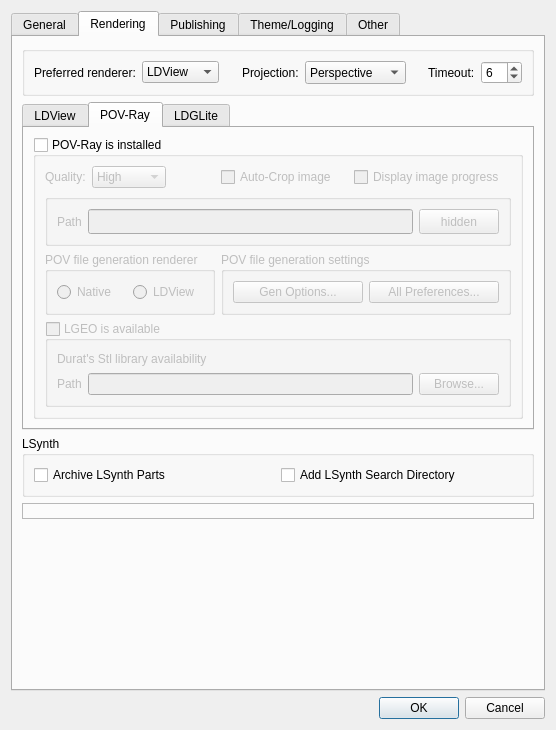
First picture: the form in mainApp/preferences.ui, repository trevorsandy/lpub3d-ci, before the edit.
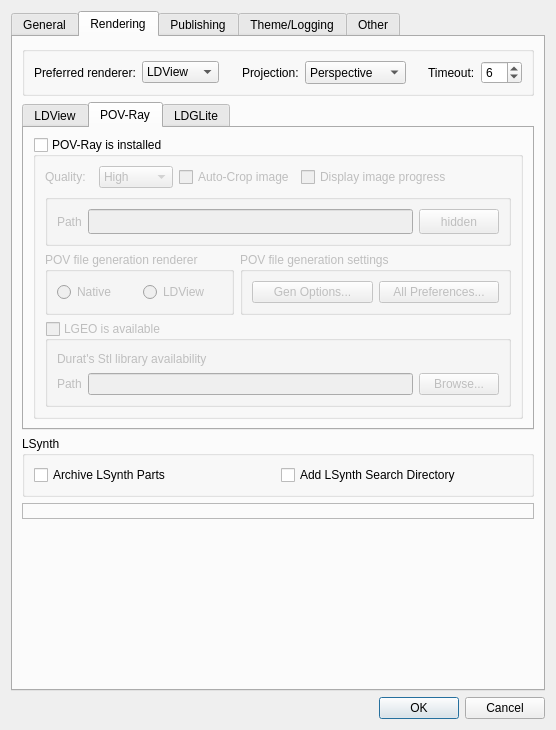
Second picture: the form after the edit. The open tabs and pages were chosen to show the change. Icons and pictures are not drawn.

Commit message: Update POV-ray renderer calls

Diff of the .ui file:
```diff
--- a/mainApp/preferences.ui
+++ b/mainApp/preferences.ui
@@ -39,7 +39,7 @@
       </size>
      </property>
      <property name="currentIndex">
-      <number>0</number>
+      <number>1</number>
      </property>
      <widget class="QWidget" name="tabGeneral">
       <attribute name="title">
@@ -511,7 +511,7 @@
               <property name="checked">
                <bool>false</bool>
               </property>
-              <widget class="QWidget" name="">
+              <widget class="QWidget" name="layoutWidget">
                <property name="geometry">
                 <rect>
                  <x>10</x>
@@ -942,7 +942,7 @@
         </widget>
        </item>
        <item>
-        <widget class="QTabWidget" name="tabWidget">
+        <widget class="QTabWidget" name="tabRenderers">
          <property name="currentIndex">
           <number>0</number>
          </property>
@@ -1150,58 +1150,40 @@
               <bool>false</bool>
              </property>
              <layout class="QGridLayout" name="gridLayout_11">
-              <item row="2" column="3" colspan="4">
-               <widget class="QGroupBox" name="ldvPOVSettingsBox">
-                <property name="sizePolicy">
-                 <sizepolicy hsizetype="MinimumExpanding" vsizetype="Minimum">
-                  <horstretch>0</horstretch>
-                  <verstretch>0</verstretch>
-                 </sizepolicy>
+              <item row="0" column="1">
+               <widget class="QComboBox" name="povrayRenderQualityCombo">
+                <property name="toolTip">
+                 <string>Select render quality settings</string>
                 </property>
-                <property name="minimumSize">
+                <item>
+                 <property name="text">
+                  <string>High</string>
+                 </property>
+                </item>
+                <item>
+                 <property name="text">
+                  <string>Medium</string>
+                 </property>
+                </item>
+                <item>
+                 <property name="text">
+                  <string>Low</string>
+                 </property>
+                </item>
+               </widget>
+              </item>
+              <item row="0" column="5">
+               <spacer name="horizontalSpacer_22">
+                <property name="orientation">
+                 <enum>Qt::Horizontal</enum>
+                </property>
+                <property name="sizeHint" stdset="0">
                  <size>
-                  <width>0</width>
-                  <height>56</height>
+                  <width>40</width>
+                  <height>20</height>
                  </size>
                 </property>
-                <property name="title">
-                 <string>POV file generation settings</string>
-                </property>
-                <layout class="QHBoxLayout" name="horizontalLayout_4">
-                 <item>
-                  <widget class="QPushButton" name="ldvPoVFileGenOptBtn">
-                   <property name="sizePolicy">
-                    <sizepolicy hsizetype="Minimum" vsizetype="Minimum">
-                     <horstretch>0</horstretch>
-                     <verstretch>0</verstretch>
-                    </sizepolicy>
-                   </property>
-                   <property name="toolTip">
-                    <string>Open Native POV options dialogue</string>
-                   </property>
-                   <property name="text">
-                    <string>Gen Options...</string>
-                   </property>
-                  </widget>
-                 </item>
-                 <item>
-                  <widget class="QPushButton" name="ldvPoVFileGenPrefBtn">
-                   <property name="sizePolicy">
-                    <sizepolicy hsizetype="Minimum" vsizetype="Minimum">
-                     <horstretch>0</horstretch>
-                     <verstretch>0</verstretch>
-                    </sizepolicy>
-                   </property>
-                   <property name="toolTip">
-                    <string>Open Native POV options dialogue</string>
-                   </property>
-                   <property name="text">
-                    <string>All Preferences...</string>
-                   </property>
-                  </widget>
-                 </item>
-                </layout>
-               </widget>
+               </spacer>
               </item>
               <item row="2" column="0" colspan="3">
                <widget class="QGroupBox" name="povNativeGenBox">
@@ -1241,65 +1223,7 @@
                 </layout>
                </widget>
               </item>
-              <item row="0" column="4">
-               <spacer name="horizontalSpacer_10">
-                <property name="orientation">
-                 <enum>Qt::Horizontal</enum>
-                </property>
-                <property name="sizeHint" stdset="0">
-                 <size>
-                  <width>85</width>
-                  <height>20</height>
-                 </size>
-                </property>
-               </spacer>
-              </item>
-              <item row="0" column="1">
-               <widget class="QComboBox" name="povrayRenderQualityCombo">
-                <property name="toolTip">
-                 <string>Select render quality settings</string>
-                </property>
-                <item>
-                 <property name="text">
-                  <string>High</string>
-                 </property>
-                </item>
-                <item>
-                 <property name="text">
-                  <string>Medium</string>
-                 </property>
-                </item>
-                <item>
-                 <property name="text">
-                  <string>Low</string>
-                 </property>
-                </item>
-               </widget>
-              </item>
-              <item row="0" column="3">
-               <widget class="QCheckBox" name="povrayAutoCropBox">
-                <property name="toolTip">
-                 <string>Automatically crop rendered images</string>
-                </property>
-                <property name="text">
-                 <string>Auto-Crop image</string>
-                </property>
-               </widget>
-              </item>
-              <item row="0" column="6">
-               <spacer name="horizontalSpacer_22">
-                <property name="orientation">
-                 <enum>Qt::Horizontal</enum>
-                </property>
-                <property name="sizeHint" stdset="0">
-                 <size>
-                  <width>40</width>
-                  <height>20</height>
-                 </size>
-                </property>
-               </spacer>
-              </item>
-              <item row="1" column="0" colspan="7">
+              <item row="1" column="0" colspan="6">
                <widget class="QGroupBox" name="groupBox_4">
                 <property name="title">
                  <string/>
@@ -1344,7 +1268,14 @@
                 </layout>
                </widget>
               </item>
-              <item row="3" column="0" colspan="7">
+              <item row="0" column="0">
+               <widget class="QLabel" name="label_2">
+                <property name="text">
+                 <string>Quality:</string>
+                </property>
+               </widget>
+              </item>
+              <item row="3" column="0" colspan="6">
                <widget class="QGroupBox" name="lgeoBox">
                 <property name="sizePolicy">
                  <sizepolicy hsizetype="MinimumExpanding" vsizetype="Minimum">
@@ -1429,27 +1360,17 @@
                 </layout>
                </widget>
               </item>
-              <item row="0" column="0">
-               <widget class="QLabel" name="label_2">
+              <item row="0" column="2" colspan="2">
+               <widget class="QCheckBox" name="povrayAutoCropBox">
+                <property name="toolTip">
+                 <string>Automatically crop rendered images</string>
+                </property>
                 <property name="text">
-                 <string>Quality:</string>
+                 <string>Auto-Crop image</string>
                 </property>
                </widget>
               </item>
-              <item row="0" column="2">
-               <spacer name="horizontalSpacer_18">
-                <property name="orientation">
-                 <enum>Qt::Horizontal</enum>
-                </property>
-                <property name="sizeHint" stdset="0">
-                 <size>
-                  <width>102</width>
-                  <height>20</height>
-                 </size>
-                </property>
-               </spacer>
-              </item>
-              <item row="0" column="5">
+              <item row="0" column="4">
                <widget class="QCheckBox" name="povrayDisplay_Chk">
                 <property name="toolTip">
                  <string>Display image during rendering (Experimental)</string>
@@ -1462,6 +1383,59 @@
                 </property>
                </widget>
               </item>
+              <item row="2" column="3" colspan="3">
+               <widget class="QGroupBox" name="ldvPOVSettingsBox">
+                <property name="sizePolicy">
+                 <sizepolicy hsizetype="MinimumExpanding" vsizetype="Minimum">
+                  <horstretch>0</horstretch>
+                  <verstretch>0</verstretch>
+                 </sizepolicy>
+                </property>
+                <property name="minimumSize">
+                 <size>
+                  <width>0</width>
+                  <height>56</height>
+                 </size>
+                </property>
+                <property name="title">
+                 <string>POV file generation settings</string>
+                </property>
+                <layout class="QHBoxLayout" name="horizontalLayout_4">
+                 <item>
+                  <widget class="QPushButton" name="ldvPoVFileGenOptBtn">
+                   <property name="sizePolicy">
+                    <sizepolicy hsizetype="Minimum" vsizetype="Minimum">
+                     <horstretch>0</horstretch>
+                     <verstretch>0</verstretch>
+                    </sizepolicy>
+                   </property>
+                   <property name="toolTip">
+                    <string>Open Native POV options dialogue</string>
+                   </property>
+                   <property name="text">
+                    <string>Gen Options...</string>
+                   </property>
+                  </widget>
+                 </item>
+                 <item>
+                  <widget class="QPushButton" name="ldvPoVFileGenPrefBtn">
+                   <property name="sizePolicy">
+                    <sizepolicy hsizetype="Minimum" vsizetype="Minimum">
+                     <horstretch>0</horstretch>
+                     <verstretch>0</verstretch>
+                    </sizepolicy>
+                   </property>
+                   <property name="toolTip">
+                    <string>Open Native POV options dialogue</string>
+                   </property>
+                   <property name="text">
+                    <string>All Preferences...</string>
+                   </property>
+                  </widget>
+                 </item>
+                </layout>
+               </widget>
+              </item>
              </layout>
             </widget>
            </item>
```
Left out of the diff: 2 changed lines with no effect on the pictures. The commit also changes 2 other files.
